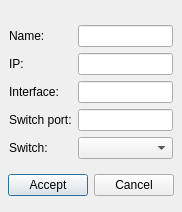
This is src/VMTD/VMTD/device/VMTDDeviceHostDialog.ui in ekushko/qt-vxlan-mtd as Qt 5 draws it before an edit. The edited form follows.
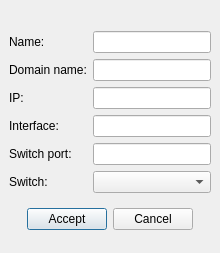
This is the edited form.

```diff
--- a/src/VMTD/VMTD/device/VMTDDeviceHostDialog.ui
+++ b/src/VMTD/VMTD/device/VMTDDeviceHostDialog.ui
@@ -6,8 +6,8 @@
    <rect>
     <x>0</x>
     <y>0</y>
-    <width>182</width>
-    <height>212</height>
+    <width>220</width>
+    <height>253</height>
    </rect>
   </property>
   <property name="windowTitle">
@@ -84,16 +84,6 @@
         <item>
          <widget class="QWidget" name="w_2" native="true">
           <layout class="QGridLayout" name="gridLayout">
-           <item row="1" column="1">
-            <widget class="QLineEdit" name="leIp"/>
-           </item>
-           <item row="1" column="0">
-            <widget class="QLabel" name="_8">
-             <property name="text">
-              <string>IP:</string>
-             </property>
-            </widget>
-           </item>
            <item row="0" column="0">
             <widget class="QLabel" name="_7">
              <property name="text">
@@ -101,38 +91,58 @@
              </property>
             </widget>
            </item>
-           <item row="2" column="1">
-            <widget class="QLineEdit" name="leInterface"/>
-           </item>
-           <item row="3" column="1">
-            <widget class="QLineEdit" name="leSwitchport"/>
-           </item>
-           <item row="3" column="0">
+           <item row="4" column="0">
             <widget class="QLabel" name="_10">
              <property name="text">
               <string>Switch port:</string>
              </property>
             </widget>
            </item>
+           <item row="4" column="1">
+            <widget class="QLineEdit" name="leSwitchport"/>
+           </item>
+           <item row="2" column="1">
+            <widget class="QLineEdit" name="leIp"/>
+           </item>
+           <item row="5" column="0">
+            <widget class="QLabel" name="_11">
+             <property name="text">
+              <string>Switch:</string>
+             </property>
+            </widget>
+           </item>
            <item row="2" column="0">
+            <widget class="QLabel" name="_8">
+             <property name="text">
+              <string>IP:</string>
+             </property>
+            </widget>
+           </item>
+           <item row="3" column="0">
             <widget class="QLabel" name="_9">
              <property name="text">
               <string>Interface:</string>
              </property>
             </widget>
            </item>
+           <item row="5" column="1">
+            <widget class="QComboBox" name="cbSwitchName"/>
+           </item>
+           <item row="3" column="1">
+            <widget class="QLineEdit" name="leInterface"/>
+           </item>
            <item row="0" column="1">
             <widget class="QLineEdit" name="leName"/>
            </item>
-           <item row="4" column="0">
-            <widget class="QLabel" name="_11">
+           <item row="1" column="0">
+            <widget class="QLabel" name="_12">
              <property name="text">
-              <string>Switch:</string>
+              <string>Domain name:</string>
              </property>
             </widget>
            </item>
-           <item row="4" column="1">
-            <widget class="QComboBox" name="cbSwitchName"/>
+           <item row="1" column="1">
+            <widget class="QLineEdit" name="leDomainName"/>
            </item>
           </layout>
          </widget>
```
